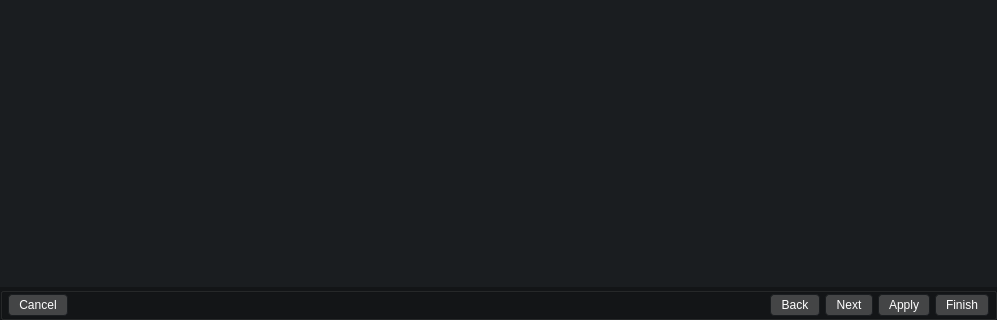
Before: the Qt Designer form ui/ui_kapudan.ui in rshipp/kapudan, drawn with Qt 5; both pictures show x 0 to 997 and y 431 to 751 of the 997 by 751 pixel window.
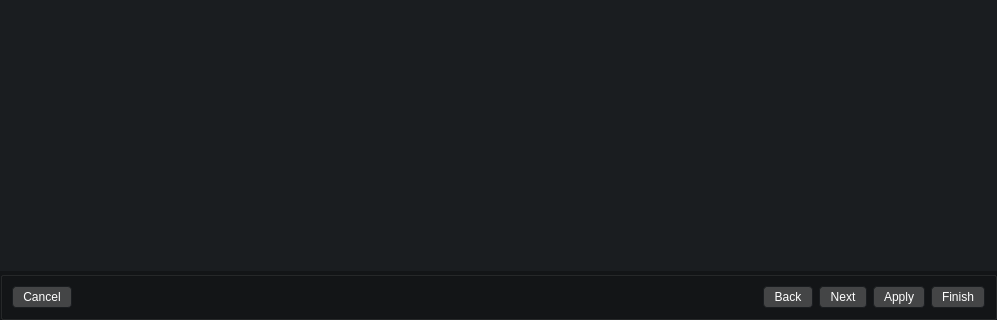
After: the same form once the commit is applied. Icons and pictures are not drawn.

Commit message: fix button layout

Diff of the .ui file:
```diff
--- a/ui/ui_kapudan.ui
+++ b/ui/ui_kapudan.ui
@@ -470,26 +470,11 @@
         <property name="flat">
          <bool>true</bool>
         </property>
-        <layout class="QGridLayout" name="gridLayout_2">
-         <property name="leftMargin">
-          <number>5</number>
+        <layout class="QHBoxLayout" name="horizontalLayout_2">
+         <property name="sizeConstraint">
+          <enum>QLayout::SetMinAndMaxSize</enum>
          </property>
-         <property name="topMargin">
-          <number>0</number>
-         </property>
-         <property name="rightMargin">
-          <number>5</number>
-         </property>
-         <property name="bottomMargin">
-          <number>0</number>
-         </property>
-         <property name="horizontalSpacing">
-          <number>5</number>
-         </property>
-         <property name="verticalSpacing">
-          <number>0</number>
-         </property>
-         <item row="0" column="0">
+         <item>
           <widget class="QPushButton" name="buttonCancel">
            <property name="text">
             <string>Cancel</string>
@@ -503,30 +488,7 @@
            </property>
           </widget>
          </item>
-         <item row="0" column="2">
-          <widget class="QPushButton" name="buttonBack">
-           <property name="text">
-            <string>Back</string>
-           </property>
-           <property name="icon">
-            <iconset resource="../data/kapudan.qrc">
-             <normaloff>:/raw/pixmap/arrow-left.png</normaloff>:/raw/pixmap/arrow-left.png</iconset>
-           </property>
-           <property name="checkable">
-            <bool>false</bool>
-           </property>
-           <property name="autoDefault">
-            <bool>false</bool>
-           </property>
-           <property name="default">
-            <bool>false</bool>
-           </property>
-           <property name="flat">
-            <bool>true</bool>
-           </property>
-          </widget>
-         </item>
-         <item row="0" column="1">
+         <item>
           <spacer name="horizontalSpacer_3">
            <property name="orientation">
             <enum>Qt::Horizontal</enum>
@@ -539,7 +501,30 @@
            </property>
           </spacer>
          </item>
-         <item row="0" column="4">
+         <item>
+          <widget class="QPushButton" name="buttonBack">
+           <property name="text">
+            <string>Back</string>
+           </property>
+           <property name="icon">
+            <iconset resource="../data/kapudan.qrc">
+             <normaloff>:/raw/pixmap/arrow-left.png</normaloff>:/raw/pixmap/arrow-left.png</iconset>
+           </property>
+           <property name="checkable">
+            <bool>false</bool>
+           </property>
+           <property name="autoDefault">
+            <bool>false</bool>
+           </property>
+           <property name="default">
+            <bool>false</bool>
+           </property>
+           <property name="flat">
+            <bool>true</bool>
+           </property>
+          </widget>
+         </item>
+         <item>
           <widget class="QPushButton" name="buttonNext">
            <property name="layoutDirection">
             <enum>Qt::RightToLeft</enum>
@@ -574,7 +559,39 @@
            </property>
           </widget>
          </item>
-         <item row="0" column="6">
+         <item>
+          <widget class="QPushButton" name="buttonApply">
+           <property name="layoutDirection">
+            <enum>Qt::RightToLeft</enum>
+           </property>
+           <property name="text">
+            <string>Apply</string>
+           </property>
+           <property name="icon">
+            <iconset resource="../data/kapudan.qrc">
+             <normaloff>:/raw/pixmap/arrow-right.png</normaloff>:/raw/pixmap/arrow-right.png</iconset>
+           </property>
+           <property name="checkable">
+            <bool>false</bool>
+           </property>
+           <property name="autoRepeat">
+            <bool>false</bool>
+           </property>
+           <property name="autoExclusive">
+            <bool>false</bool>
+           </property>
+           <property name="autoDefault">
+            <bool>false</bool>
+           </property>
+           <property name="default">
+            <bool>false</bool>
+           </property>
+           <property name="flat">
+            <bool>true</bool>
+           </property>
+          </widget>
+         </item>
+         <item>
           <widget class="QPushButton" name="buttonFinish">
            <property name="text">
             <string>Finish</string>
@@ -603,38 +620,6 @@
            </property>
           </widget>
          </item>
-         <item row="0" column="5">
-          <widget class="QPushButton" name="buttonApply">
-           <property name="layoutDirection">
-            <enum>Qt::RightToLeft</enum>
-           </property>
-           <property name="text">
-            <string>Apply</string>
-           </property>
-           <property name="icon">
-            <iconset resource="../data/kapudan.qrc">
-             <normaloff>:/raw/pixmap/arrow-right.png</normaloff>:/raw/pixmap/arrow-right.png</iconset>
-           </property>
-           <property name="checkable">
-            <bool>false</bool>
-           </property>
-           <property name="autoRepeat">
-            <bool>false</bool>
-           </property>
-           <property name="autoExclusive">
-            <bool>false</bool>
-           </property>
-           <property name="autoDefault">
-            <bool>false</bool>
-           </property>
-           <property name="default">
-            <bool>false</bool>
-           </property>
-           <property name="flat">
-            <bool>true</bool>
-           </property>
-          </widget>
-         </item>
         </layout>
        </widget>
       </item>
```
